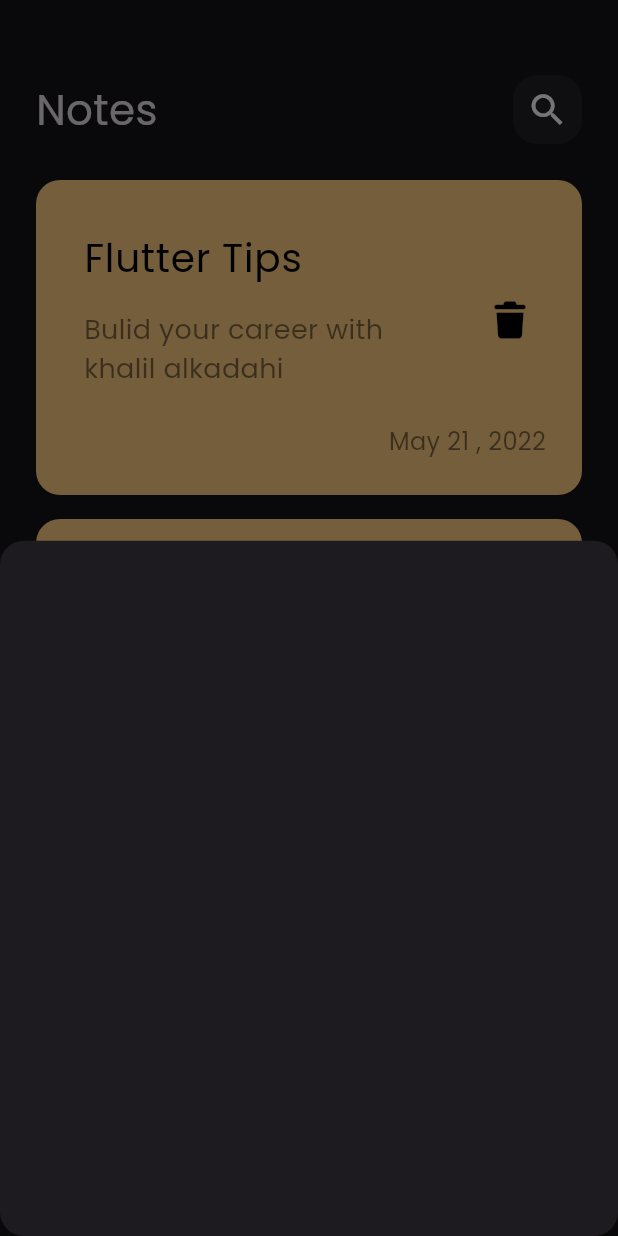
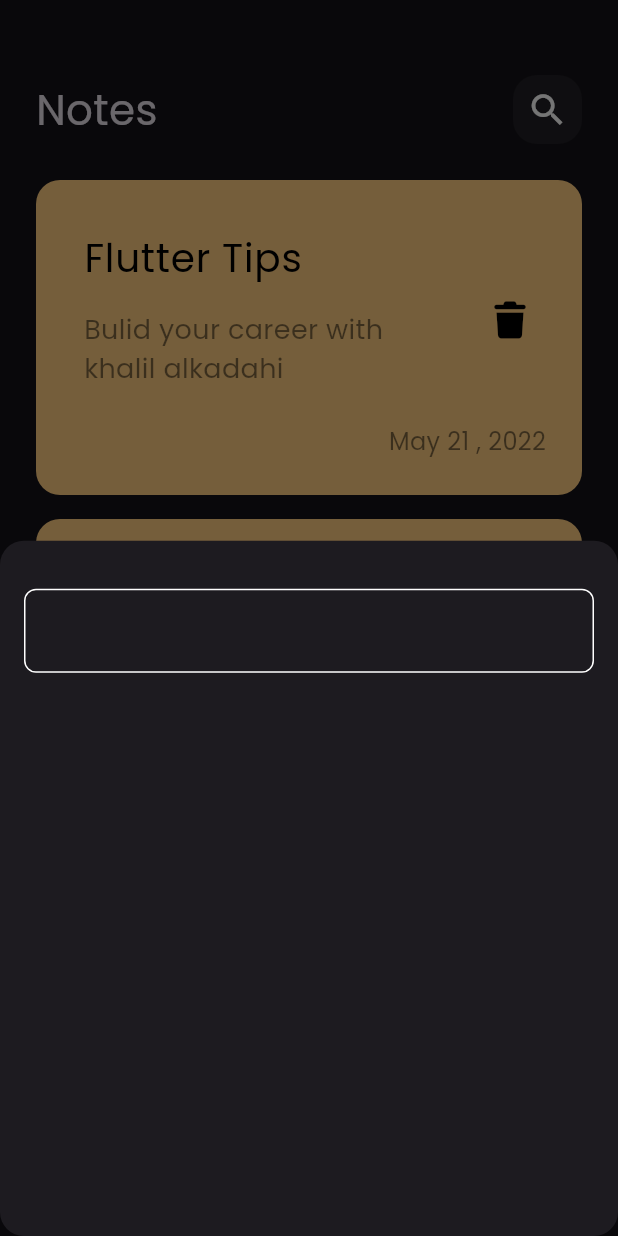
Before and after one commit to khalil-Alkadahi/notes_app, a Flutter app: the screen it shows after launch, after a tap on the "add" icon, on a phone screen of 412 x 824 dp. Run offline on Flutter 3.47's test engine with Material 3 defaults, Android fonts, the phone set to English and light mode, and no system bars; our stand-ins replace font_awesome_flutter.

Commit message:
create custom text field and create constants file

```diff
--- /dev/null
+++ b/lib/constants.dart
@@ -0,0 +1,3 @@
+ import 'dart:ui';
+
+const kPrimaryColor=Color(0xff62FCD7);
--- a/lib/views/notes_view.dart
+++ b/lib/views/notes_view.dart
@@ -1,4 +1,5 @@
 import 'package:flutter/material.dart';
+import 'package:notes_app/constants.dart';
 import 'package:notes_app/views/widgets/add_note_bottom_sheet.dart';
 import 'package:notes_app/views/widgets/notes_view_body.dart';
 
@@ -15,7 +16,7 @@ class NotesView extends StatelessWidget {
           },shape: RoundedRectangleBorder(borderRadius: BorderRadius.circular(16)));
         },
         child: Icon(Icons.add, color: Colors.black),
-        backgroundColor: Colors.greenAccent,
+        backgroundColor: kPrimaryColor,
         shape: CircleBorder(),
       ),
       body: const NotesViewBody(),
--- a/lib/views/widgets/add_note_bottom_sheet.dart
+++ b/lib/views/widgets/add_note_bottom_sheet.dart
@@ -1,10 +1,19 @@
 import 'package:flutter/cupertino.dart';
+import 'package:notes_app/views/widgets/custom_text_field.dart';
 
 class AddNoteBottomSheet extends StatelessWidget {
   const AddNoteBottomSheet({super.key});
 
   @override
   Widget build(BuildContext context) {
-    return Container();
+    return Padding(
+      padding: const EdgeInsets.symmetric(horizontal: 16),
+      child: Column(
+        children: [
+          SizedBox( height: 32,),
+          CustomTextField(),
+        ],
+      ),
+    );
   }
 }
--- /dev/null
+++ b/lib/views/widgets/custom_text_field.dart
@@ -0,0 +1,25 @@
+import 'package:flutter/material.dart';
+import 'package:notes_app/constants.dart';
+
+class CustomTextField extends StatelessWidget {
+  const CustomTextField({super.key});
+
+  @override
+  Widget build(BuildContext context) {
+    return TextField(
+      cursorColor: kPrimaryColor,
+      decoration: InputDecoration(
+        border: buildBorder(),
+        enabledBorder: buildBorder(),
+        focusedBorder: buildBorder(kPrimaryColor),
+      ),
+    );
+  }
+
+  OutlineInputBorder buildBorder([color]) {
+    return OutlineInputBorder(
+        borderRadius: BorderRadius.circular(8),
+        borderSide:  BorderSide(color:color ?? Colors.white),
+      );
+  }
+}
```
